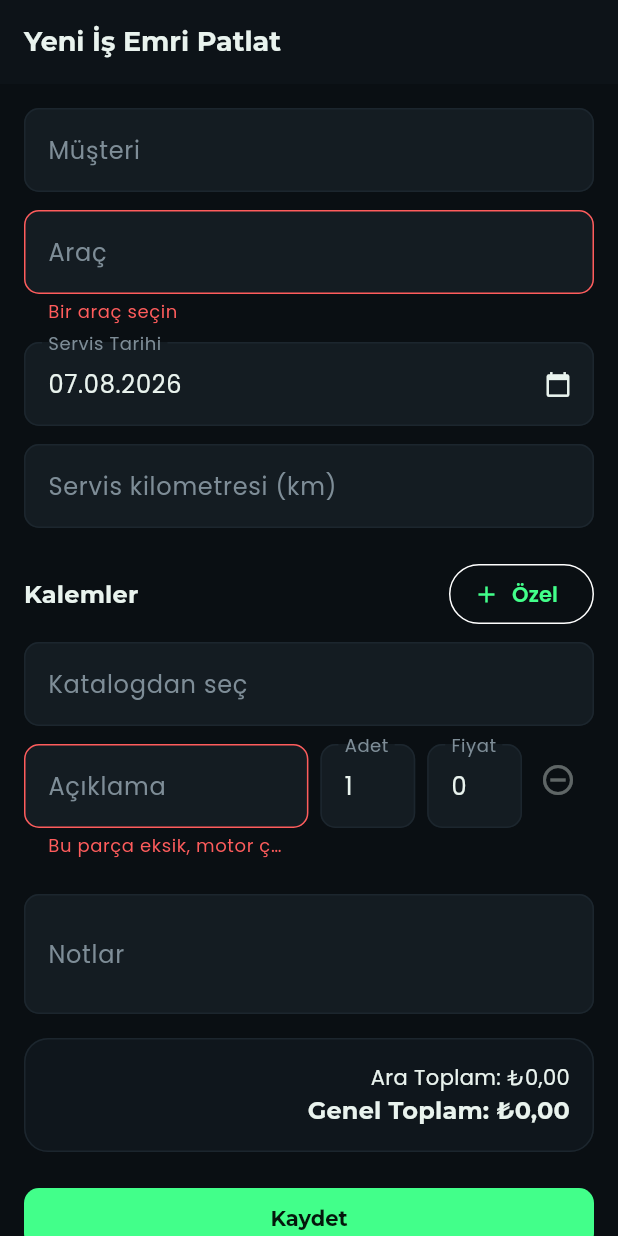
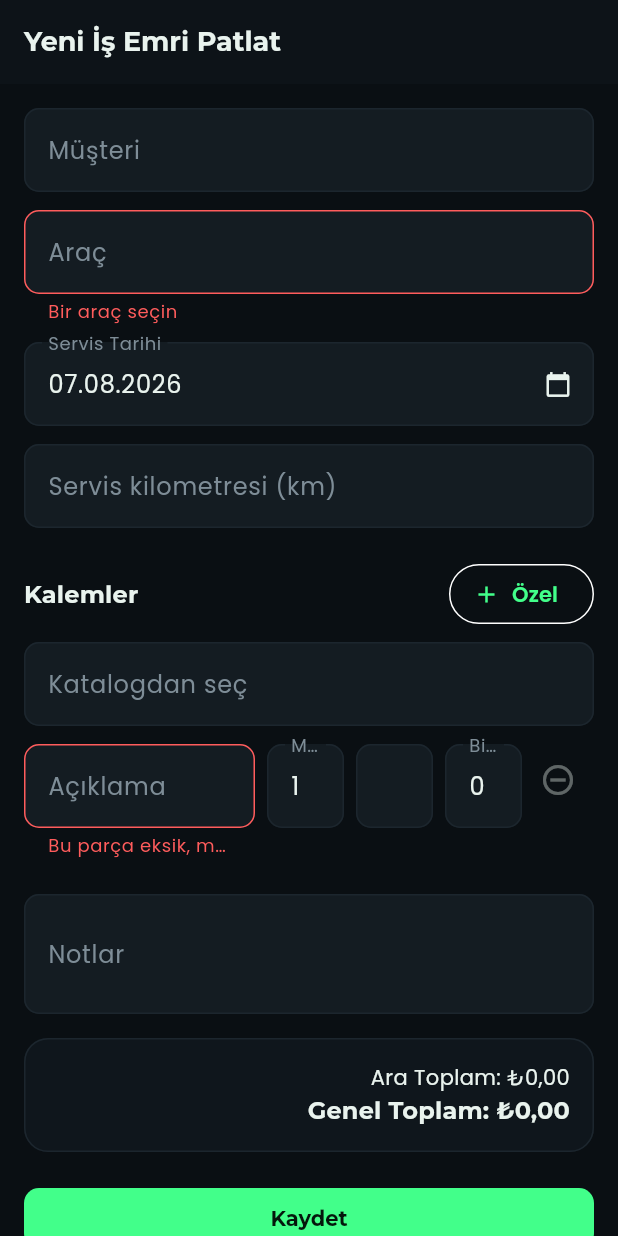
Before and after one commit to FarzadDerafshi/AutoService, a Flutter app: the WorkOrderFormScreen screen opened by its route, after a tap on "Kaydet", on a phone screen of 412 x 824 dp. Run offline on Flutter 3.47's test engine with Material 3 defaults, Android fonts, the phone set to English and light mode, and no system bars; our stand-ins replace dio, file_picker, flutter_riverpod, flutter_secure_storage, go_router, google_fonts; missing offline and left inert: dart:html; accounts and stored records are empty; network calls fail.

Commit message:
Restrict quantity to numeric input, add line-item unit column, clearer labels
Quantity/unit price silently accepted garbage text that surfaced as a
confusing error only after save; now filtered and validated at input time.
New read-only Unit/Birim column snapshots the catalog item's unit of
measure onto each line item. Renamed Adet -> Miktar and Fiyat/Price ->
Birim Fiyat/Unit Price per pilot user request.

Co-Authored-By: Claude Sonnet 5 <noreply@anthropic.com>

```diff
--- a/frontend/lib/features/work_orders/data/work_order_item_model.dart
+++ b/frontend/lib/features/work_orders/data/work_order_item_model.dart
@@ -4,6 +4,7 @@ class WorkOrderItem {
   final String description;
   final double quantity;
   final double unitPrice;
+  final String? unit;
   final double lineTotal;
 
   const WorkOrderItem({
@@ -12,6 +13,7 @@ class WorkOrderItem {
     required this.unitPrice,
     this.id,
     this.catalogItemId,
+    this.unit,
     this.lineTotal = 0,
   });
 
@@ -21,6 +23,7 @@ class WorkOrderItem {
         description: json['description'] as String,
         quantity: (json['quantity'] as num).toDouble(),
         unitPrice: (json['unitPrice'] as num).toDouble(),
+        unit: json['unit'] as String?,
         lineTotal: (json['lineTotal'] as num?)?.toDouble() ?? 0,
       );
 
@@ -29,6 +32,7 @@ class WorkOrderItem {
         'description': description,
         'quantity': quantity,
         'unitPrice': unitPrice,
+        if (unit != null) 'unit': unit,
       };
 
   WorkOrderItem copyWith({String? description, double? quantity, double? unitPrice}) => WorkOrderItem(
@@ -37,5 +41,6 @@ class WorkOrderItem {
         description: description ?? this.description,
         quantity: quantity ?? this.quantity,
         unitPrice: unitPrice ?? this.unitPrice,
+        unit: unit,
       );
 }
--- a/frontend/lib/features/work_orders/presentation/work_order_form_screen.dart
+++ b/frontend/lib/features/work_orders/presentation/work_order_form_screen.dart
@@ -1,4 +1,5 @@
 import 'package:flutter/material.dart';
+import 'package:flutter/services.dart';
 import 'package:flutter_riverpod/flutter_riverpod.dart';
 import 'package:go_router/go_router.dart';
 import '../../../core/api/api_client.dart';
@@ -25,20 +26,34 @@ enum _ExitAction { save, discard, cancel }
 
 class _ItemRow {
   String? catalogItemId;
+  // Snapshotted from the catalog item's own "unit" field at the moment it's
+  // added to the order (same precedent as description/unitPrice) — not
+  // user-editable here (its TextFormField is readOnly), and blank for a
+  // custom (non-catalog) line item. Kept as a controller like the other
+  // fields, not a plain String read via `initialValue`: `_addItem` can
+  // replace `_items[0]` in place (same list slot, no widget Key change),
+  // and a bare `initialValue` is only applied the first time a
+  // TextFormField's State is created — it's silently ignored on later
+  // rebuilds with a different value, which left this field blank for the
+  // (most common) case of picking the very first line item from catalog.
+  final TextEditingController unit;
   final TextEditingController description;
   final TextEditingController quantity;
   final TextEditingController unitPrice;
 
   _ItemRow({
     this.catalogItemId,
+    String unit = '',
     String description = '',
     String quantity = '1',
     String unitPrice = '0',
-  }) : description = TextEditingController(text: description),
+  }) : unit = TextEditingController(text: unit),
+       description = TextEditingController(text: description),
        quantity = TextEditingController(text: quantity),
        unitPrice = TextEditingController(text: unitPrice);
 
   void dispose() {
+    unit.dispose();
     description.dispose();
     quantity.dispose();
     unitPrice.dispose();
@@ -104,6 +119,7 @@ class _WorkOrderFormScreenState extends ConsumerState<WorkOrderFormScreen> {
         _items.add(
           _ItemRow(
             catalogItemId: item.catalogItemId,
+            unit: item.unit ?? '',
             description: item.description,
             quantity: item.quantity.toString(),
             unitPrice: item.unitPrice.toString(),
@@ -212,6 +228,7 @@ class _WorkOrderFormScreenState extends ConsumerState<WorkOrderFormScreen> {
             description: row.description.text.trim(),
             quantity: double.tryParse(row.quantity.text) ?? 0,
             unitPrice: double.tryParse(row.unitPrice.text) ?? 0,
+            unit: row.unit.text.isEmpty ? null : row.unit.text,
           ).toJson(),
         )
         .toList();
@@ -507,6 +524,7 @@ class _WorkOrderFormScreenState extends ConsumerState<WorkOrderFormScreen> {
                   _addItem(
                     _ItemRow(
                       catalogItemId: item.id,
+                      unit: item.unit,
                       description: item.name,
                       quantity: '1',
                       unitPrice: item.defaultUnitPrice.toString(),
@@ -621,7 +639,22 @@ class _WorkOrderFormScreenState extends ConsumerState<WorkOrderFormScreen> {
               keyboardType: const TextInputType.numberWithOptions(
                 decimal: true,
               ),
+              inputFormatters: [
+                FilteringTextInputFormatter.allow(RegExp(r'^\d*\.?\d*')),
+              ],
+              validator: (v) {
+                final n = double.tryParse(v ?? '');
+                return (n == null || n <= 0) ? l10n.enterValidNumber : null;
+              },
               onChanged: (_) => setState(() {}),
+            ),
+          ),
+          const SizedBox(width: 8),
+          Expanded(
+            child: TextFormField(
+              controller: row.unit,
+              readOnly: true,
+              decoration: InputDecoration(labelText: l10n.unit),
             ),
           ),
           const SizedBox(width: 8),
@@ -632,6 +665,13 @@ class _WorkOrderFormScreenState extends ConsumerState<WorkOrderFormScreen> {
               keyboardType: const TextInputType.numberWithOptions(
                 decimal: true,
               ),
+              inputFormatters: [
+                FilteringTextInputFormatter.allow(RegExp(r'^\d*\.?\d*')),
+              ],
+              validator: (v) {
+                final n = double.tryParse(v ?? '');
+                return (n == null || n < 0) ? l10n.enterValidNumber : null;
+              },
               onChanged: (_) => setState(() {}),
             ),
           ),
--- a/frontend/lib/l10n/app_en.arb
+++ b/frontend/lib/l10n/app_en.arb
@@ -153,7 +153,7 @@
   },
   "descriptionLabel": "Description",
   "qtyLabel": "Qty",
-  "priceLabel": "Price",
+  "priceLabel": "Unit Price",
   "taxRateLabel": "Tax rate (%)",
   "taxLabel": "Tax",
   "noWorkOrders": "No work orders",
--- a/frontend/lib/l10n/app_en_CP.arb
+++ b/frontend/lib/l10n/app_en_CP.arb
@@ -109,7 +109,7 @@
   "useTypedTextOption": "+ Use \"{value}\"",
   "descriptionLabel": "Description",
   "qtyLabel": "Qty",
-  "priceLabel": "Price",
+  "priceLabel": "Unit Price",
   "taxRateLabel": "Tax rate (%)",
   "taxLabel": "Tax",
   "noWorkOrders": "No work orders",
--- a/frontend/lib/l10n/app_tr.arb
+++ b/frontend/lib/l10n/app_tr.arb
@@ -119,8 +119,8 @@
   "addNewCatalogItemOption": "+ Yeni ürün ekle: \"{name}\"",
   "useTypedTextOption": "+ \"{value}\" kullan",
   "descriptionLabel": "Açıklama",
-  "qtyLabel": "Adet",
-  "priceLabel": "Fiyat",
+  "qtyLabel": "Miktar",
+  "priceLabel": "Birim Fiyat",
   "taxRateLabel": "Vergi oranı (%)",
   "taxLabel": "Vergi",
   "noWorkOrders": "Servis kaydı yok",
--- a/frontend/lib/l10n/app_tr_CP.arb
+++ b/frontend/lib/l10n/app_tr_CP.arb
@@ -108,8 +108,8 @@
   "addNewCatalogItemOption": "+ Yeni ürün ekle: \"{name}\"",
   "useTypedTextOption": "+ \"{value}\" kullan",
   "descriptionLabel": "Açıklama",
-  "qtyLabel": "Adet",
-  "priceLabel": "Fiyat",
+  "qtyLabel": "Miktar",
+  "priceLabel": "Birim Fiyat",
   "taxRateLabel": "Vergi oranı (%)",
   "taxLabel": "Vergi",
   "noWorkOrders": "Servis kaydı yok",
```
Also changed, not shown: frontend/lib/generated/app_localizations.dart, frontend/lib/generated/app_localizations_en.dart, frontend/lib/generated/app_localizations_tr.dart, 5 other files.
